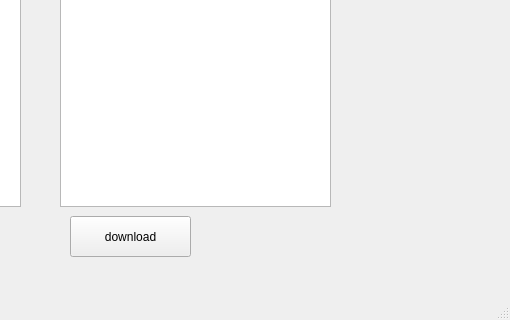
First picture: the form in interface/interface/mainwindow.ui, repository knyazevmaksim/ftp-client, before the edit; both pictures show x 270 to 780 and y 344 to 664 of the 780 by 664 pixel window.
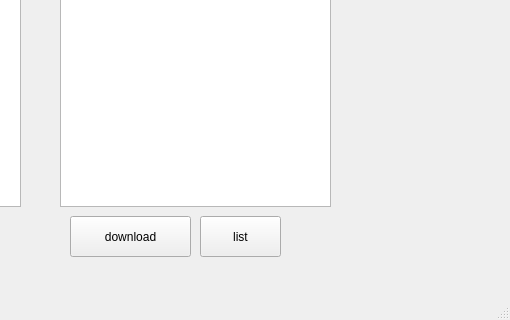
Second picture: the form after the edit.

Commit message: add button to list files

The edit to the form file:
```diff
--- a/interface/interface/mainwindow.ui
+++ b/interface/interface/mainwindow.ui
@@ -208,6 +208,19 @@
      </rect>
     </property>
    </widget>
+   <widget class="QPushButton" name="pushButton_4">
+    <property name="geometry">
+     <rect>
+      <x>470</x>
+      <y>560</y>
+      <width>81</width>
+      <height>41</height>
+     </rect>
+    </property>
+    <property name="text">
+     <string>list</string>
+    </property>
+   </widget>
   </widget>
   <widget class="QMenuBar" name="menubar">
    <property name="geometry">
```
The commit also changes 2 other files.
